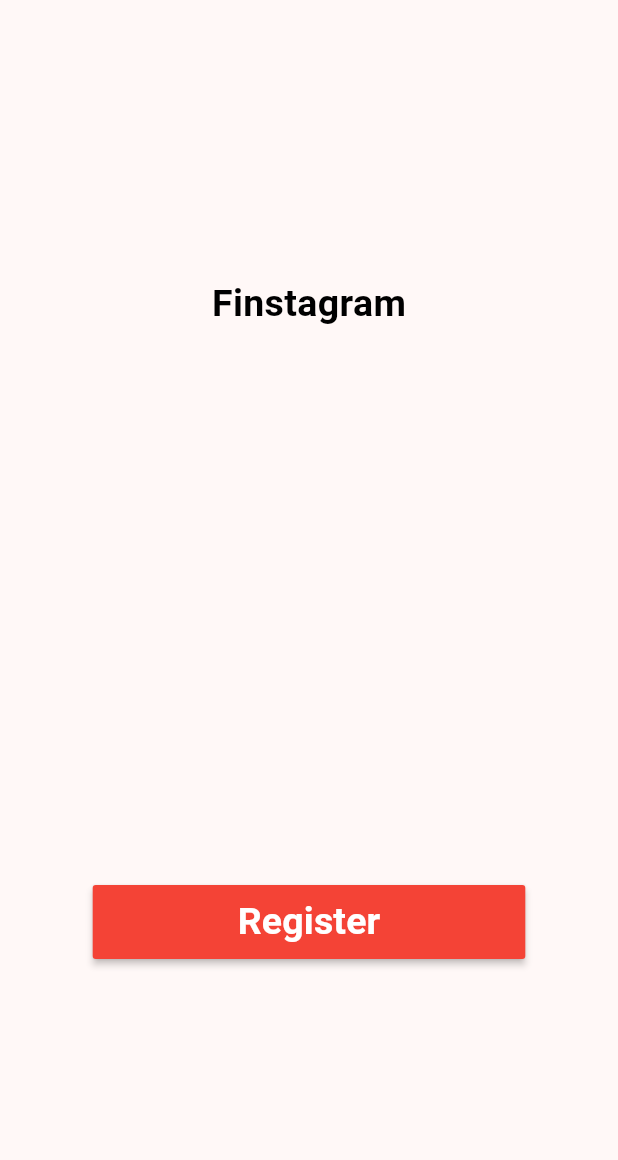
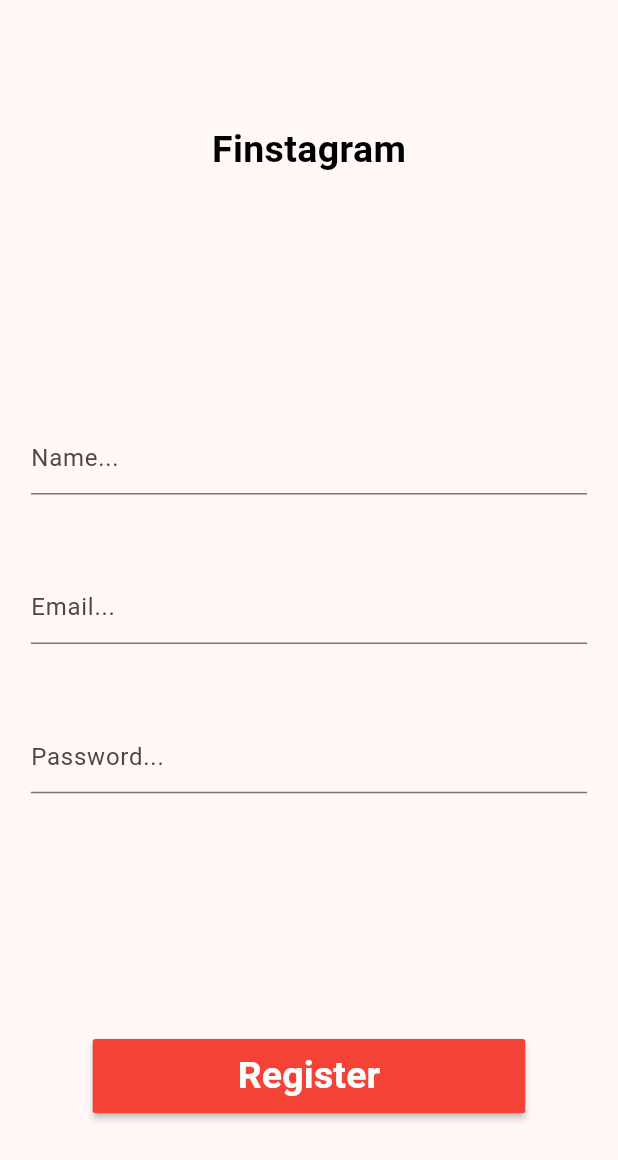
Before and after one commit to Mashnur/instagram_clone, a Flutter app: the screen it shows after launch, after a tap on "LogIn", after a tap on "Don't have an account?", on a phone screen of 412 x 824 dp. Shown: the top 1160 px of the screen. Run offline on Flutter 3.47's test engine with Material 3 defaults, Android fonts, the phone set to English and light mode, and no system bars.

Commit message:
Add registration form fields with validation for name, email, and password

```diff
--- a/lib/Pages/register_page.dart
+++ b/lib/Pages/register_page.dart
@@ -7,6 +7,10 @@ class RegisterPage extends StatefulWidget {
 
 class _RegisterPageState extends State<RegisterPage> {
   double? _deviceHeight, _deviceWidth;
+  final GlobalKey<FormState> _registerFormKey = GlobalKey<FormState>();
+  String? _name;
+  String? _email;
+  String? _password;
 
   @override
   Widget build(BuildContext context) {
@@ -24,6 +28,7 @@ class _RegisterPageState extends State<RegisterPage> {
               crossAxisAlignment: CrossAxisAlignment.center,
               children: [
                 _titleWidget(),
+                registerForm(_deviceWidth!, _deviceHeight!, _registerFormKey),
                 _registerButton(_deviceWidth!, _deviceHeight!),
               ],
             ),
@@ -45,6 +50,71 @@ Widget _titleWidget() {
   );
 }
 
+Widget registerForm(
+  double deviceWidth,
+  double deviceHeight,
+  GlobalKey<FormState> registerFormKey,
+) {
+  return Form(
+    key: registerFormKey,
+    child: Container(
+      height: deviceHeight * 0.30,
+      child: Column(
+        mainAxisAlignment: MainAxisAlignment.spaceBetween,
+        mainAxisSize: MainAxisSize.max,
+        crossAxisAlignment: CrossAxisAlignment.center,
+        children: [_nameTextField(), _emailTextField(), _passwordTextField()],
+      ),
+    ),
+  );
+}
+
+Widget _nameTextField() {
+  return TextFormField(
+    decoration: const InputDecoration(hintText: "Name..."),
+    onSaved: (_value) {},
+    validator: (_value) {
+      if (_value == null || _value.isEmpty) {
+        return "Name is required";
+      }
+      return null;
+    },
+  );
+}
+
+Widget _emailTextField() {
+  return TextFormField(
+    decoration: const InputDecoration(hintText: "Email..."),
+    onSaved: (_value) {},
+    validator: (_value) {
+      if (_value == null || _value.isEmpty) {
+        return "Email is required";
+      } else if (!_value.contains(
+        RegExp(r'^[\w-\.]+@([\w-]+\.)+[\w-]{2,4}$'),
+      )) {
+        return "Enter a valid email";
+      }
+      return null;
+    },
+  );
+}
+
+Widget _passwordTextField() {
+  return TextFormField(
+    obscureText: true,
+    decoration: const InputDecoration(hintText: "Password..."),
+    onSaved: (_value) {},
+    validator: (_value) {
+      if (_value == null || _value.isEmpty) {
+        return "Password is required";
+      } else if (_value.length < 6) {
+        return "Password must be at least 6 characters";
+      }
+      return null;
+    },
+  );
+}
+
 Widget _registerButton(double deviceWidth, double deviceHeight) {
   return Container(
     width: deviceWidth * 0.70,
```
